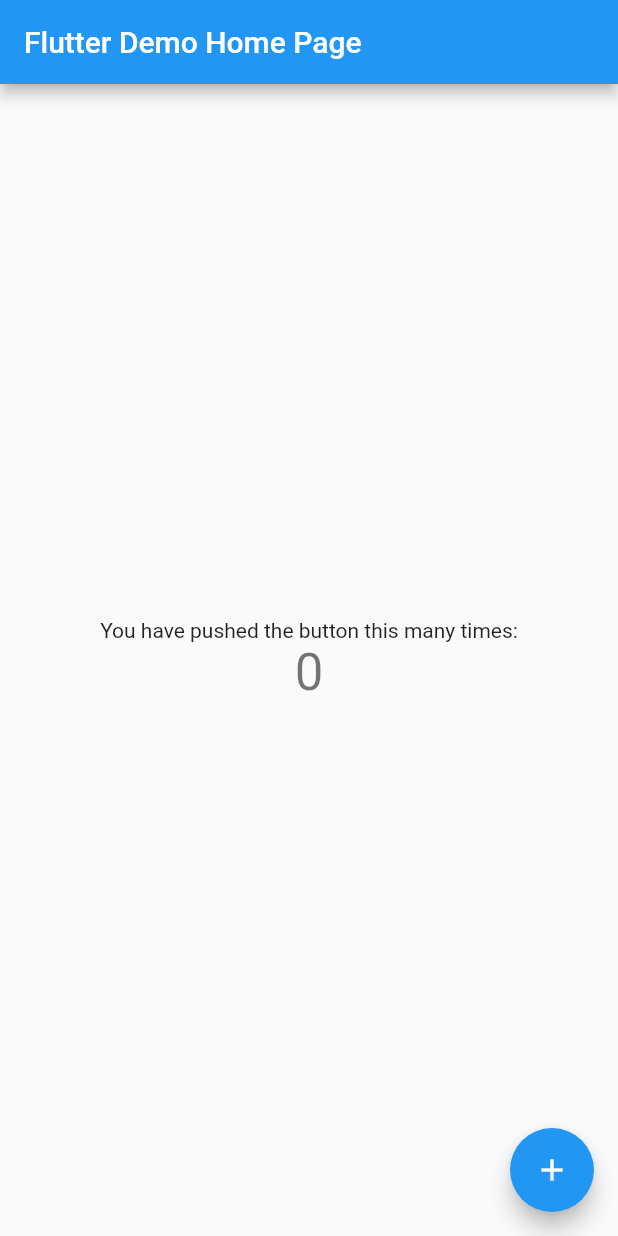
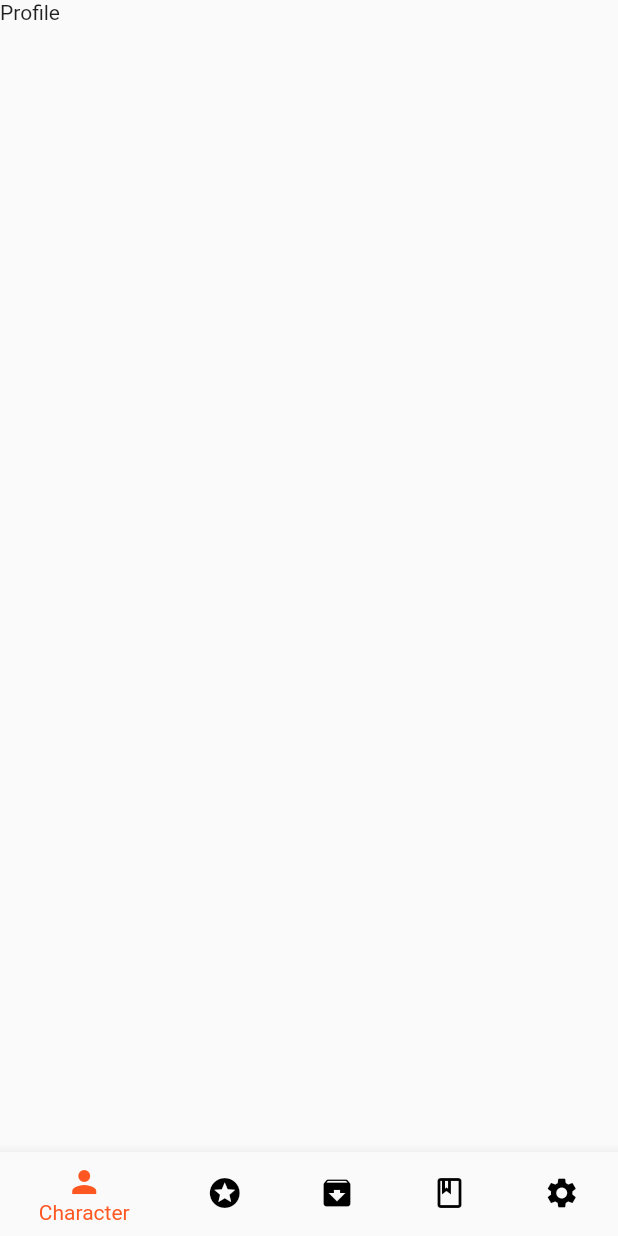
Before and after one commit to cheterz/dnd_helper, a Flutter app: the screen it shows after launch, on a phone screen of 412 x 824 dp. Run offline on Flutter 3.47's test engine with Material 2 defaults, Android fonts, the phone set to English and light mode, and no system bars.

Commit message:
add screens changing

```diff
--- a/lib/main.dart
+++ b/lib/main.dart
@@ -1,115 +1,12 @@
+import 'package:dnd_helper/ui/authorization/auth_screen.dart';
+import 'package:dnd_helper/ui/main_screen/main_screen.dart';
 import 'package:flutter/material.dart';
 
 void main() {
-  runApp(const MyApp());
-}
-
-class MyApp extends StatelessWidget {
-  const MyApp({Key? key}) : super(key: key);
-
-  // This widget is the root of your application.
-  @override
-  Widget build(BuildContext context) {
-    return MaterialApp(
-      title: 'Flutter Demo',
-      theme: ThemeData(
-        // This is the theme of your application.
-        //
-        // Try running your application with "flutter run". You'll see the
-        // application has a blue toolbar. Then, without quitting the app, try
-        // changing the primarySwatch below to Colors.green and then invoke
-        // "hot reload" (press "r" in the console where you ran "flutter run",
-        // or simply save your changes to "hot reload" in a Flutter IDE).
-        // Notice that the counter didn't reset back to zero; the application
-        // is not restarted.
-        primarySwatch: Colors.blue,
-      ),
-      home: const MyHomePage(title: 'Flutter Demo Home Page'),
-    );
+  bool isAuth = false;
+  if (isAuth) {
+    print("NO SCREEN");
+  } else {
+    runApp(MainApp());
   }
 }
-
-class MyHomePage extends StatefulWidget {
-  const MyHomePage({Key? key, required this.title}) : super(key: key);
-
-  // This widget is the home page of your application. It is stateful, meaning
-  // that it has a State object (defined below) that contains fields that affect
-  // how it looks.
-
-  // This class is the configuration for the state. It holds the values (in this
-  // case the title) provided by the parent (in this case the App widget) and
-  // used by the build method of the State. Fields in a Widget subclass are
-  // always marked "final".
-
-  final String title;
-
-  @override
-  State<MyHomePage> createState() => _MyHomePageState();
-}
-
-class _MyHomePageState extends State<MyHomePage> {
-  int _counter = 0;
-
-  void _incrementCounter() {
-    setState(() {
-      // This call to setState tells the Flutter framework that something has
-      // changed in this State, which causes it to rerun the build method below
-      // so that the display can reflect the updated values. If we changed
-      // _counter without calling setState(), then the build method would not be
-      // called again, and so nothing would appear to happen.
-      _counter++;
-    });
-  }
-
-  @override
-  Widget build(BuildContext context) {
-    // This method is rerun every time setState is called, for instance as done
-    // by the _incrementCounter method above.
-    //
-    // The Flutter framework has been optimized to make rerunning build methods
-    // fast, so that you can just rebuild anything that needs updating rather
-    // than having to individually change instances of widgets.
-    return Scaffold(
-      appBar: AppBar(
-        // Here we take the value from the MyHomePage object that was created by
-        // the App.build method, and use it to set our appbar title.
-        title: Text(widget.title),
-      ),
-      body: Center(
-        // Center is a layout widget. It takes a single child and positions it
-        // in the middle of the parent.
-        child: Column(
-          // Column is also a layout widget. It takes a list of children and
-          // arranges them vertically. By default, it sizes itself to fit its
-          // children horizontally, and tries to be as tall as its parent.
-          //
-          // Invoke "debug painting" (press "p" in the console, choose the
-          // "Toggle Debug Paint" action from the Flutter Inspector in Android
-          // Studio, or the "Toggle Debug Paint" command in Visual Studio Code)
-          // to see the wireframe for each widget.
-          //
-          // Column has various properties to control how it sizes itself and
-          // how it positions its children. Here we use mainAxisAlignment to
-          // center the children vertically; the main axis here is the vertical
-          // axis because Columns are vertical (the cross axis would be
-          // horizontal).
-          mainAxisAlignment: MainAxisAlignment.center,
-          children: <Widget>[
-            const Text(
-              'You have pushed the button this many times:',
-            ),
-            Text(
-              '$_counter',
-              style: Theme.of(context).textTheme.headline4,
-            ),
-          ],
-        ),
-      ),
-      floatingActionButton: FloatingActionButton(
-        onPressed: _incrementCounter,
-        tooltip: 'Increment',
-        child: const Icon(Icons.add),
-      ), // This trailing comma makes auto-formatting nicer for build methods.
-    );
-  }
-}
--- /dev/null
+++ b/lib/screens.dart
@@ -0,0 +1,4 @@
+import 'package:dnd_helper/ui/inventory/inventory_screen.dart';
+import 'package:dnd_helper/ui/profile/profile_screen.dart';
+import 'package:dnd_helper/ui/spells/spells_screen.dart';
+import 'package:dnd_helper/ui/stats/stats_screen.dart';
--- /dev/null
+++ b/lib/ui/inventory/inventory_screen.dart
@@ -0,0 +1,9 @@
+import 'package:flutter/cupertino.dart';
+import 'package:flutter/material.dart';
+
+class InventoryPage extends StatelessWidget {
+  @override
+  Widget build(BuildContext context) {
+    return MaterialApp();
+  }
+}
--- /dev/null
+++ b/lib/ui/main_screen/main_screen.dart
@@ -0,0 +1,80 @@
+import 'package:flutter/material.dart';
+
+import '../inventory/inventory_screen.dart';
+import '../profile/profile_screen.dart';
+import '../spells/spells_screen.dart';
+import '../stats/stats_screen.dart';
+
+void main() {
+  runApp(MainApp());
+}
+
+class MainApp extends StatelessWidget {
+  const MainApp({Key? key}) : super(key: key);
+
+  @override
+  Widget build(BuildContext context) {
+    return const MaterialApp(
+      home: MainWidget(),
+    );
+  }
+}
+
+class MainWidget extends StatefulWidget {
+  const MainWidget({Key? key}) : super(key: key);
+
+  @override
+  State<StatefulWidget> createState() => _MainWidgetState();
+}
+
+class _MainWidgetState extends State<MainWidget> {
+  int _selectedIndex = 0;
+
+  List<Widget> _optionsWidget = <Widget>[
+    ProfilePage(),
+    StatsPage(),
+    InventoryPage(),
+    SpellsPage(),
+  ];
+
+  void _onItemTapped(int index) {
+    setState(() {
+      _selectedIndex = index;
+    });
+  }
+
+  @override
+  Widget build(BuildContext context) {
+    return Scaffold(
+      body: _optionsWidget.elementAt(_selectedIndex),
+      bottomNavigationBar: BottomNavigationBar(
+        selectedItemColor: Colors.deepOrange,
+        unselectedItemColor: Colors.black,
+        items: const [
+          BottomNavigationBarItem(
+            icon: Icon(Icons.person),
+            label: ('Character'),
+          ),
+          BottomNavigationBarItem(
+            icon: Icon(Icons.stars),
+            label: ('Stats'),
+          ),
+          BottomNavigationBarItem(
+            icon: Icon(Icons.archive),
+            label: ('Items'),
+          ),
+          BottomNavigationBarItem(
+            icon: Icon(Icons.book_outlined),
+            label: ('My Spells'),
+          ),
+          BottomNavigationBarItem(
+            icon: Icon(Icons.settings),
+            label: ('Settings'),
+          ),
+        ],
+        currentIndex: _selectedIndex,
+        onTap: _onItemTapped,
+      ),
+    );
+  }
+}
--- /dev/null
+++ b/lib/ui/profile/profile_screen.dart
@@ -0,0 +1,12 @@
+import 'package:flutter/material.dart';
+
+class ProfilePage extends StatelessWidget {
+  @override
+  Widget build(BuildContext context) {
+    return MaterialApp(
+      home: Scaffold(
+        body: Text('Profile'),
+      ),
+    );
+  }
+}
--- /dev/null
+++ b/lib/ui/spells/spells_screen.dart
@@ -0,0 +1,9 @@
+import 'package:flutter/material.dart';
+
+class SpellsPage extends StatelessWidget{
+
+  @override
+  Widget build(BuildContext context) {
+    return MaterialApp();
+  }
+}
--- /dev/null
+++ b/lib/ui/stats/stats_screen.dart
@@ -0,0 +1,12 @@
+import 'package:flutter/material.dart';
+
+class StatsPage extends StatelessWidget {
+  @override
+  Widget build(BuildContext context) {
+    return MaterialApp(
+      home: Scaffold(
+        body: Text('Stats'),
+      ),
+    );
+  }
+}
```
Also changed, not shown: lib/ui/authorization/auth_screen.dart (added, +69 -0 lines).
